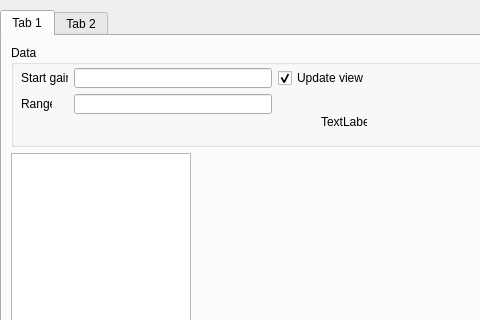
The window that Hanse/Module_EchoSounder/echosounderform.ui (iti-luebeck/HANSE2011) describes before a commit, drawn with Qt 5; both pictures show x 0 to 480 and y 0 to 320 of the 628 by 522 pixel window.
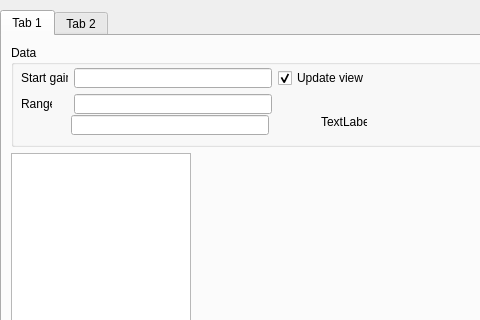
The same window after the commit. The open tabs and pages were chosen to show the change.

Patch:
```diff
--- a/Hanse/Module_EchoSounder/echosounderform.ui
+++ b/Hanse/Module_EchoSounder/echosounderform.ui
@@ -144,6 +144,16 @@
        <string>TextLabel</string>
       </property>
      </widget>
+     <widget class="QLineEdit" name="port">
+      <property name="geometry">
+       <rect>
+        <x>60</x>
+        <y>70</y>
+        <width>198</width>
+        <height>20</height>
+       </rect>
+      </property>
+     </widget>
     </widget>
    </widget>
    <widget class="QWidget" name="tab_2">
```
Left out of the diff: 2 changed lines with no effect on the pictures.
